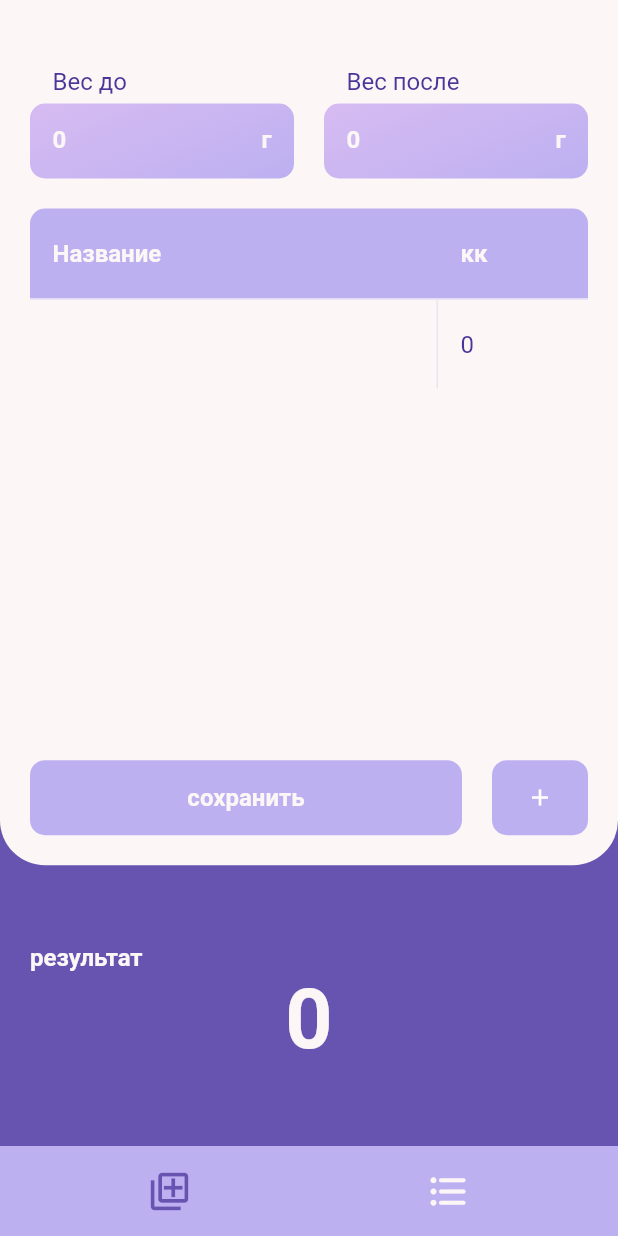
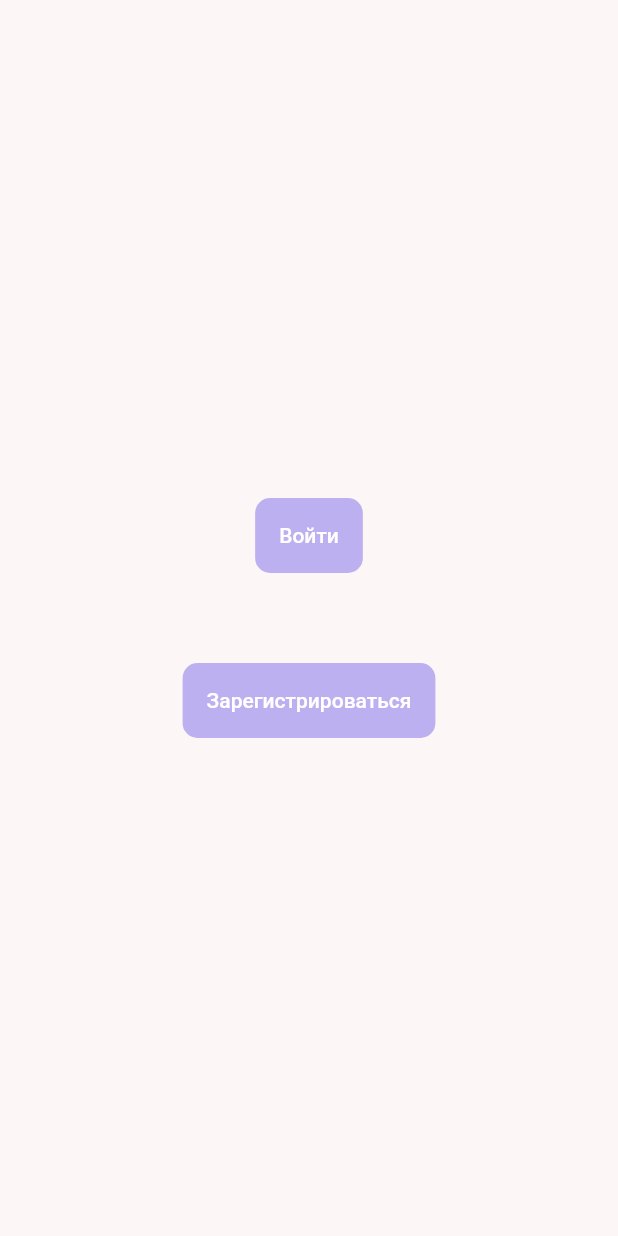
Before and after one commit to KatyaSobolevskaya/di_counter, a Flutter app: the screen it shows after launch, on a phone screen of 412 x 824 dp. Run offline on Flutter 3.47's test engine with Material 2 defaults, Android fonts, the phone set to English and light mode, and no system bars; our stand-ins replace equatable, get.

Commit message:
create login page

```diff
--- a/lib/presentation/app/di_counter_app.dart
+++ b/lib/presentation/app/di_counter_app.dart
@@ -1,8 +1,9 @@
 import 'package:di_counter/presentation/app/localisation/languages.dart';
 import 'package:di_counter/presentation/app/navigation/routes.dart';
-import 'package:di_counter/presentation/pages/calculation/calculation_page.dart';
 import 'package:di_counter/presentation/pages/home/home_bindings.dart';
 import 'package:di_counter/presentation/pages/home/home_page.dart';
+import 'package:di_counter/presentation/pages/login_page/login_page.dart';
+import 'package:di_counter/presentation/pages/login_page/login_page_bindings.dart';
 import 'package:di_counter/presentation/theme/di_counter_themes.dart';
 import 'package:di_counter/presentation/theme/theme_provider.dart';
 import 'package:flutter/material.dart';
@@ -19,7 +20,7 @@ class DiCounterApp extends StatelessWidget {
         translations: Languages(),
         locale: Get.deviceLocale,
         fallbackLocale: const Locale('ru', 'RU'),
-        initialRoute: Routes.home,
+        initialRoute: Routes.login,
         getPages: _getPages,
       ),
     );
@@ -35,10 +36,10 @@ List<GetPage> get _getPages => [
         ],
       ),
       GetPage(
-        name: Routes.calculation,
-        page: CalculationPage.new,
+        name: Routes.login,
+        page: LoginPage.new,
         bindings: [
-          HomeBinding(),
+          LoginBinding(),
         ],
       ),
     ];
--- a/lib/presentation/app/localisation/languages.dart
+++ b/lib/presentation/app/localisation/languages.dart
@@ -13,6 +13,8 @@ class Languages extends Translations {
           StringsConsts.calories: 'кк',
           StringsConsts.grams: 'г',
           StringsConsts.search: 'Поиск',
+          StringsConsts.logIn: 'Войти',
+          StringsConsts.signUp: 'Зарегистрироваться',
         },
       };
 }
--- a/lib/presentation/app/localisation/strings_consts.dart
+++ b/lib/presentation/app/localisation/strings_consts.dart
@@ -7,4 +7,6 @@ class StringsConsts {
   static const calories = 'calories';
   static const grams = 'grams';
   static const search = 'search';
+  static const logIn = 'logIn';
+  static const signUp = 'signUp';
 }
--- a/lib/presentation/app/navigation/routes.dart
+++ b/lib/presentation/app/navigation/routes.dart
@@ -1,4 +1,4 @@
 abstract class Routes {
   static const String home = '/';
-  static const String calculation = '/calculation';
+  static const String login = '/login';
 }
--- /dev/null
+++ b/lib/presentation/pages/login_page/login_page.dart
@@ -0,0 +1,33 @@
+import 'package:di_counter/presentation/app/localisation/strings_consts.dart';
+import 'package:di_counter/presentation/theme/theme_extension.dart';
+import 'package:di_counter/presentation/utils/consts/di_counter_dimensions.dart';
+import 'package:di_counter/presentation/widgets/di_counter_button.dart';
+import 'package:flutter/material.dart';
+import 'package:get/get_utils/src/extensions/internacionalization.dart';
+
+class LoginPage extends StatelessWidget {
+  const LoginPage({Key? key}) : super(key: key);
+
+  @override
+  Widget build(BuildContext context) {
+    return Scaffold(
+      backgroundColor: context.theme.primaryBackgroundColor,
+      body: Center(
+        child: Column(
+          mainAxisAlignment: MainAxisAlignment.center,
+          children: [
+            DiCounterButton(
+              onPressed: () {},
+              child: Text(StringsConsts.logIn.tr),
+            ),
+            const SizedBox(height: Dimensions.averageHeight),
+            DiCounterButton(
+              onPressed: () {},
+              child: Text(StringsConsts.signUp.tr),
+            ),
+          ],
+        ),
+      ),
+    );
+  }
+}
--- /dev/null
+++ b/lib/presentation/pages/login_page/login_page_bindings.dart
@@ -0,0 +1,9 @@
+import 'package:di_counter/presentation/pages/login_page/login_page_controller.dart';
+import 'package:get/get.dart';
+
+class LoginBinding extends Bindings {
+  @override
+  void dependencies() {
+    Get.lazyPut(() => LoginController());
+  }
+}
--- /dev/null
+++ b/lib/presentation/pages/login_page/login_page_controller.dart
@@ -0,0 +1,3 @@
+import 'package:get/get.dart';
+
+class LoginController extends GetxController {}
```
